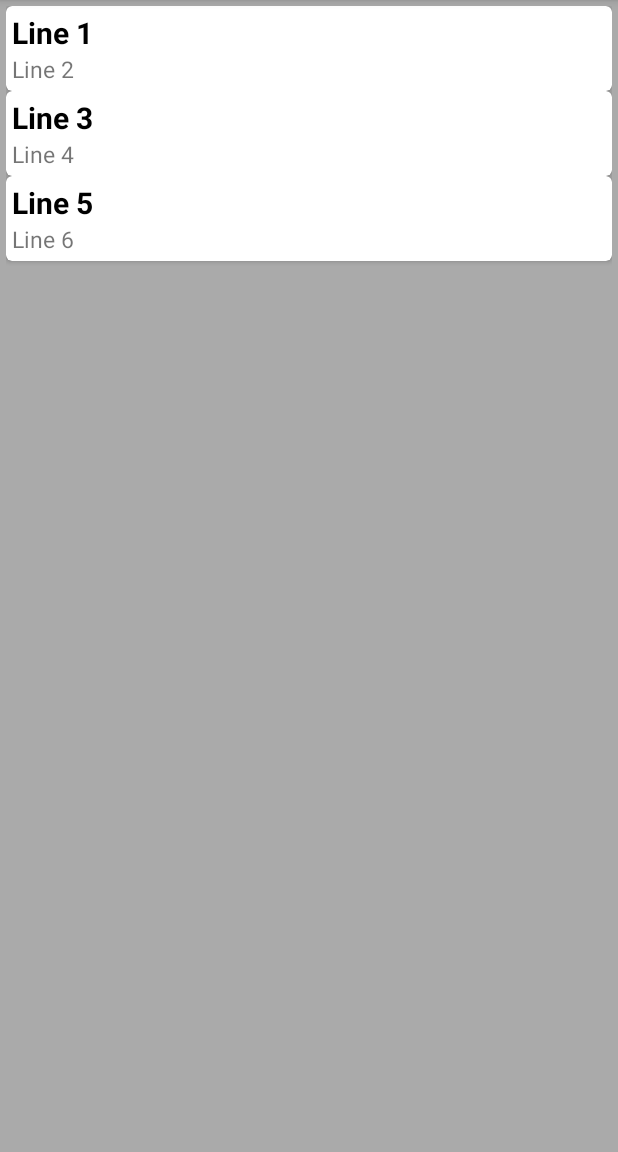
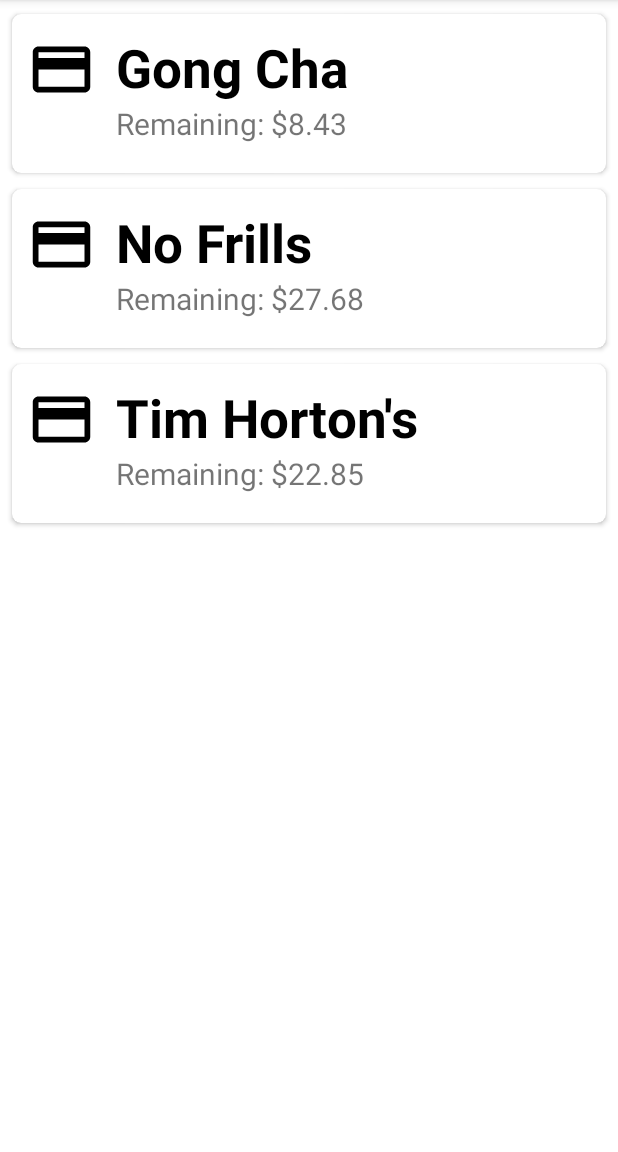
Before and after one commit to eliu72/ellehacks2020, an Android app: the BudgetAccount screen opened directly, with no data from a screen before it, on a phone screen of 412 x 824 dp, the part 84-1236 px from its top. Run offline under Robolectric (Android 15) with nearby library versions, the phone set to English and light mode, and no system bars.

Commit message:
cards updated

```diff
--- a/BudgetApp1/app/src/main/java/com/example/budgetapp1/BudgetAccount.java
+++ b/BudgetApp1/app/src/main/java/com/example/budgetapp1/BudgetAccount.java
@@ -3,27 +3,22 @@ package com.example.budgetapp1;
 import androidx.appcompat.app.AppCompatActivity;
 import androidx.recyclerview.widget.LinearLayoutManager;
 import androidx.recyclerview.widget.RecyclerView;
-
 import android.os.Bundle;
-import android.widget.ImageView;
-
 import java.util.ArrayList;
 
-public class BudgetAccount extends AppCompatActivity {
+public class BudgetAccount<response> extends AppCompatActivity {
     private RecyclerView mRecyclerView;
     private RecyclerView.Adapter mAdapter;
     private RecyclerView.LayoutManager mLayoutManager;
-
-
     @Override
     protected void onCreate(Bundle savedInstanceState) {
         super.onCreate(savedInstanceState);
         setContentView(R.layout.activity_budget_account);
 
         ArrayList<Card> cardList = new ArrayList<>();
-        cardList.add(new Card("Line 1", "Line 2"));
-        cardList.add(new Card("Line 3", "Line 4"));
-        cardList.add(new Card("Line 5", "Line 6"));
+        cardList.add(new Card(R.drawable.ic_credit_card_black_24dp, "Gong Cha", /*Budget: $15.00\nSpent: $6.76       */"Remaining: $8.43"));
+        cardList.add(new Card(R.drawable.ic_credit_card_black_24dp,"No Frills", /*Budget: $50.00\nSpent: $22.32       */"Remaining: $27.68"));
+        cardList.add(new Card(R.drawable.ic_credit_card_black_24dp,"Tim Horton's", /*Budget: $40.00\nSpent: $17.15       */"Remaining: $22.85"));
 
         mRecyclerView = findViewById(R.id.recyclerView);
         mRecyclerView.setHasFixedSize(true);
--- a/BudgetApp1/app/src/main/java/com/example/budgetapp1/Card.java
+++ b/BudgetApp1/app/src/main/java/com/example/budgetapp1/Card.java
@@ -1,20 +1,20 @@
 package com.example.budgetapp1;
 
 public class Card {
-    //private int mImageResource;
+    private int mImageResource;
     private String mText1;
     private String mText2;
 
-    public Card(/*int imageResource, */String text1, String text2){
-        //mImageResource = imageResource;
+    public Card(int imageResource, String text1, String text2){
+        mImageResource = imageResource;
         mText1 = text1;
         mText2 = text2;
     }
 
-    /*
+
     public int getImageResource(){
         return mImageResource;
-    }*/
+    }
 
     public String getText1(){
         return mText1;
--- a/BudgetApp1/app/src/main/java/com/example/budgetapp1/ExampleAdapter.java
+++ b/BudgetApp1/app/src/main/java/com/example/budgetapp1/ExampleAdapter.java
@@ -3,6 +3,7 @@ package com.example.budgetapp1;
 import android.view.LayoutInflater;
 import android.view.View;
 import android.view.ViewGroup;
+import android.widget.ImageView;
 import android.widget.TextView;
 
 import androidx.annotation.NonNull;
@@ -15,12 +16,13 @@ public class ExampleAdapter extends RecyclerView.Adapter<ExampleAdapter.ExampleV
     private ArrayList<Card> mCardList;
     public static class ExampleViewHolder extends RecyclerView.ViewHolder{
 
-        //public ImageView mImageView;
+        public ImageView mImageView;
         public TextView mTextView1;
         public TextView mTextView2;
 
         public ExampleViewHolder(View itemView){
             super(itemView);
+            mImageView = itemView.findViewById(R.id.imageView);
             mTextView1 = itemView.findViewById(R.id.textView);
             mTextView2 = itemView.findViewById(R.id.textView2);
         }
@@ -42,6 +44,7 @@ public class ExampleAdapter extends RecyclerView.Adapter<ExampleAdapter.ExampleV
     public void onBindViewHolder(@NonNull ExampleViewHolder holder, int position) {
         Card currentItem = mCardList.get(position);
 
+        holder.mImageView.setImageResource(currentItem.getImageResource());
         holder.mTextView1.setText(currentItem.getText1());
         holder.mTextView2.setText(currentItem.getText2());
 
--- /dev/null
+++ b/BudgetApp1/app/src/main/res/drawable/ic_credit_card_black_24dp.xml
@@ -0,0 +1,9 @@
+<vector xmlns:android="http://schemas.android.com/apk/res/android"
+        android:width="24dp"
+        android:height="24dp"
+        android:viewportWidth="24.0"
+        android:viewportHeight="24.0">
+    <path
+        android:fillColor="#FF000000"
+        android:pathData="M20,4L4,4c-1.11,0 -1.99,0.89 -1.99,2L2,18c0,1.11 0.89,2 2,2h16c1.11,0 2,-0.89 2,-2L22,6c0,-1.11 -0.89,-2 -2,-2zM20,18L4,18v-6h16v6zM20,8L4,8L4,6h16v2z"/>
+</vector>
--- a/BudgetApp1/app/src/main/res/layout/activity_budget_account.xml
+++ b/BudgetApp1/app/src/main/res/layout/activity_budget_account.xml
@@ -13,6 +13,6 @@
         android:layout_height="match_parent"
         android:padding="4dp"
         android:scrollbars="vertical"
-        android:background="@android:color/darker_gray"/>
+        android:background="@android:color/background_light"/>
 
 </RelativeLayout>
--- a/BudgetApp1/app/src/main/res/layout/card1.xml
+++ b/BudgetApp1/app/src/main/res/layout/card1.xml
@@ -3,21 +3,33 @@
     android:layout_width="match_parent"
     android:layout_height="wrap_content"
     xmlns:app="http://schemas.android.com/apk/res-auto"
-    app:cardCornerRadius="4dp">
+    app:cardCornerRadius="6dp"
+    app:cardUseCompatPadding="true">
+
 
     <RelativeLayout
         android:layout_width="match_parent"
         android:layout_height="match_parent"
         android:layout_margin="4dp">
 
+        <ImageView
+            android:id="@+id/imageView"
+            android:layout_width="50dp"
+            android:layout_height="50dp"
+            android:layout_marginTop="8dp"
+            android:layout_marginLeft="4dp"
+            android:padding="2dp"/>
+
         <TextView
             android:id="@+id/textView"
             android:layout_width="wrap_content"
             android:layout_height="wrap_content"
             android:text="Gong Cha"
-            android:textSize="20sp"
+            android:textSize="35sp"
             android:textStyle="bold"
             android:textColor="@android:color/black"
+            android:layout_marginStart="65dp"
+            android:layout_marginTop="8dp"
             android:layout_alignParentTop="true"/>
 
         <TextView
@@ -25,8 +37,10 @@
             android:layout_width="wrap_content"
             android:layout_height="wrap_content"
             android:layout_below="@+id/textView"
-            android:text="Budget: $15.00       Spent: $6.56       Remaining: $8.44"
-            android:textSize="15sp" />
+            android:text="Budget: $0.00       Spent: $0.00     Remaining: $0.00"
+            android:layout_marginLeft="65dp"
+            android:layout_marginBottom="15dp"
+            android:textSize="20sp" />
 
 
     </RelativeLayout>
```
Also changed, not shown: BudgetApp1/app/src/main/res/drawable-hdpi/ic_action_name.png (added), BudgetApp1/app/src/main/res/drawable-mdpi/ic_action_name.png (added), BudgetApp1/app/src/main/res/drawable-xhdpi/ic_action_name.png (added), BudgetApp1/app/src/main/res/drawable-xxhdpi/ic_action_name.png (added), BudgetApp1/app/src/main/res/drawable-xxxhdpi/ic_action_name.png (added).
